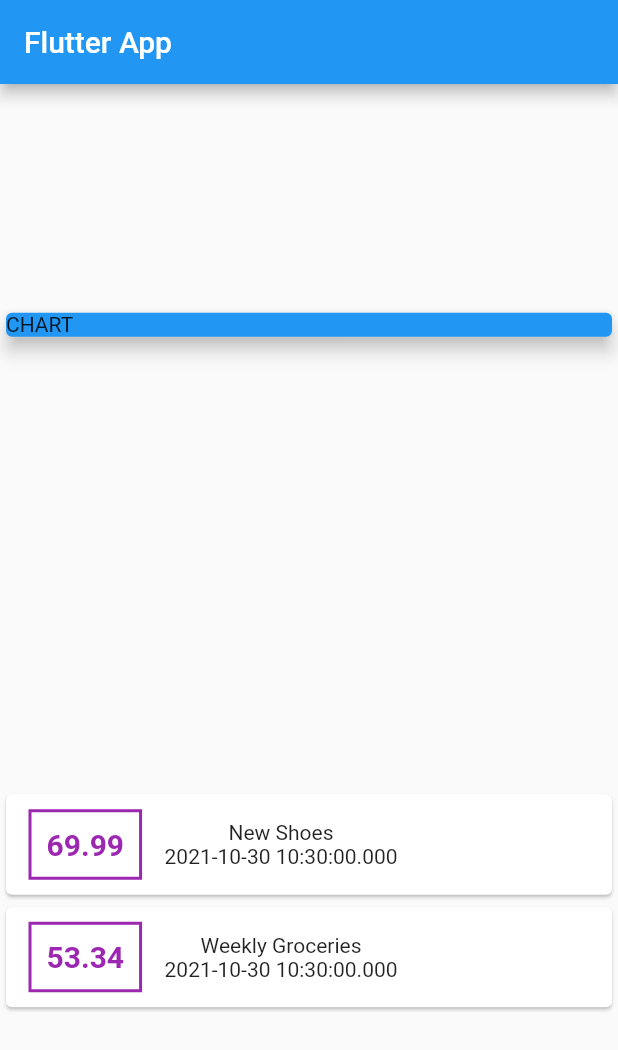
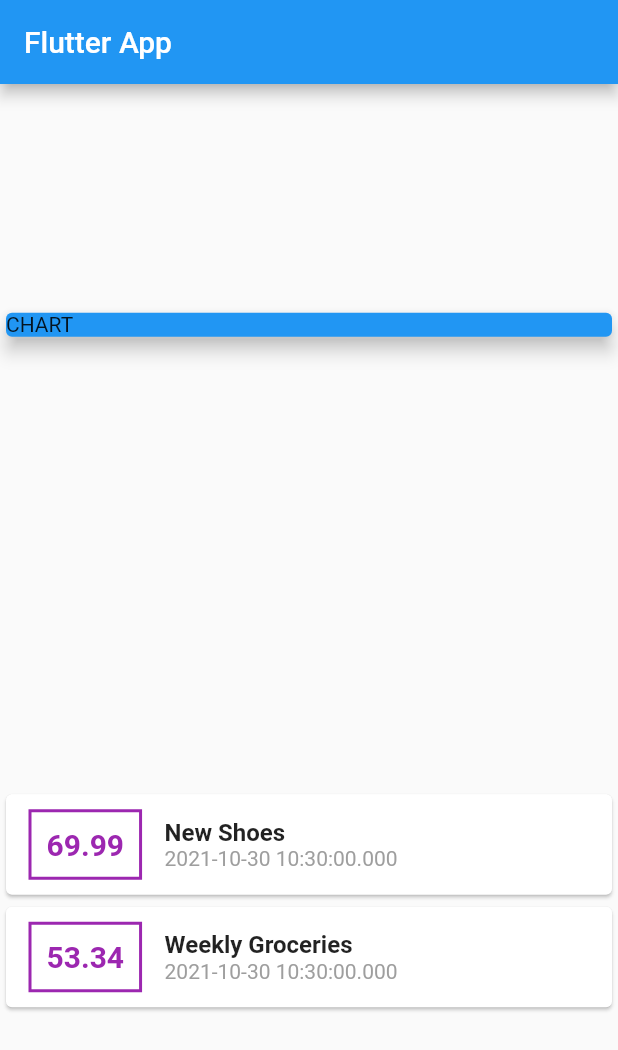
Before and after one commit to muhammedrishadpe/Expense_planner, a Flutter app: the screen it shows after launch, on a phone screen of 412 x 824 dp. Shown: the top 1050 px of the screen. Run offline on Flutter 3.47's test engine with Material 2 defaults, Android fonts, the phone set to English and light mode, and no system bars.

Commit message:
More styling

```diff
--- a/lib/main.dart
+++ b/lib/main.dart
@@ -73,9 +73,19 @@ class MyHomePage extends StatelessWidget {
                       ),
                     ),
                     Column(
+                      crossAxisAlignment: CrossAxisAlignment.start,
                       children: <Widget>[
-                        Text(tx.title.toString()),
-                        Text(tx.date.toString()),
+                        Text(
+                          tx.title.toString(),
+                          style: TextStyle(
+                            fontSize: 16,
+                            fontWeight: FontWeight.bold,
+                          ),
+                        ),
+                        Text(
+                          tx.date.toString(),
+                          style: TextStyle(color: Colors.grey),
+                        ),
                       ],
                     )
                   ],
```
